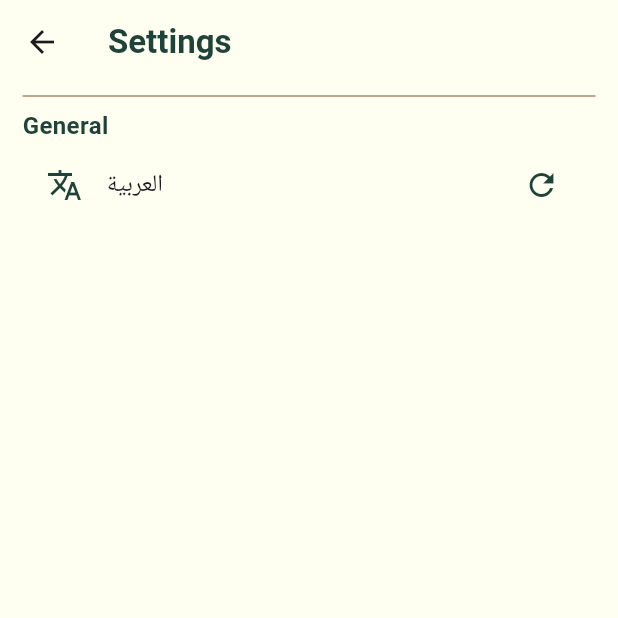
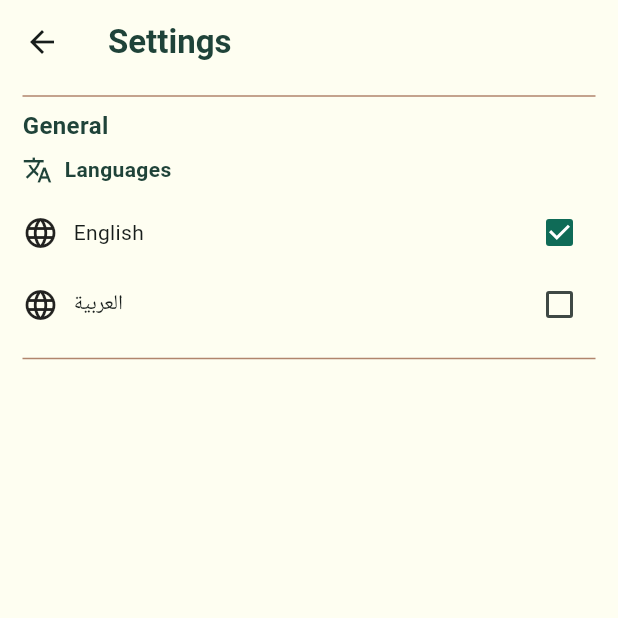
Before and after one commit to Ghanou-Dev/note-app, a Flutter app: the Settings screen opened directly, on a phone screen of 412 x 824 dp, the top half of it. Run offline on Flutter 3.47's test engine with Material 3 defaults, Android fonts, the phone set to English and light mode, and no system bars; our stand-ins replace flutter_animate, flutter_bloc, font_awesome_flutter, hive, hive_flutter, shared_preferences; accounts and stored records are empty.

Commit message:
fix change language item

```diff
--- a/lib/const.dart
+++ b/lib/const.dart
@@ -9,6 +9,8 @@ const String kNotesBox = 'notes';
 const String kFavorietNotes = 'favorietNotes';
 const String kDeletedNotes = 'deletedNotes';
 
+const String kLangEn = 'lang_en';
+
 const List<int> kColors = [
   0xff669bbc,
   0xff3a86ff,
--- a/lib/l10n/app_ar.arb
+++ b/lib/l10n/app_ar.arb
@@ -17,5 +17,6 @@
    "english":"الانجليزية",
    "arabic": "العربية",
    "edit": "تعديل",
-   "general": "عام"
+   "general": "عام",
+   "language": "اللغات"
 }
--- a/lib/l10n/app_en.arb
+++ b/lib/l10n/app_en.arb
@@ -17,5 +17,6 @@
    "english":"English",
    "arabic": "Arabic",
    "edit": "Edit",
-   "general": "General"
+   "general": "General",
+   "language": "Languages"
 }
--- a/lib/l10n/app_localizations.dart
+++ b/lib/l10n/app_localizations.dart
@@ -205,6 +205,12 @@ abstract class AppLocalizations {
   /// In en, this message translates to:
   /// **'General'**
   String get general;
+
+  /// No description provided for @language.
+  ///
+  /// In en, this message translates to:
+  /// **'Languages'**
+  String get language;
 }
 
 class _AppLocalizationsDelegate
--- a/lib/l10n/app_localizations_ar.dart
+++ b/lib/l10n/app_localizations_ar.dart
@@ -61,4 +61,7 @@ class AppLocalizationsAr extends AppLocalizations {
 
   @override
   String get general => 'عام';
+
+  @override
+  String get language => 'اللغات';
 }
--- a/lib/l10n/app_localizations_en.dart
+++ b/lib/l10n/app_localizations_en.dart
@@ -61,4 +61,7 @@ class AppLocalizationsEn extends AppLocalizations {
 
   @override
   String get general => 'General';
+
+  @override
+  String get language => 'Languages';
 }
--- a/lib/main.dart
+++ b/lib/main.dart
@@ -12,6 +12,7 @@ import 'package:notes/pages/splash.dart';
 import 'package:notes/sipmle_bloc_observer.dart';
 import 'package:flutter_localizations/flutter_localizations.dart';
 import 'package:notes/l10n/app_localizations.dart';
+import 'package:shared_preferences/shared_preferences.dart';
 
 void main() async {
   WidgetsFlutterBinding.ensureInitialized();
@@ -19,13 +20,15 @@ void main() async {
   Bloc.observer = SipmleBlocObserver();
   Hive.registerAdapter(NoteModelAdapter());
   await Hive.openBox<NoteModel>(kNotesBox);
-  await Hive.openBox<NoteModel>(kFavorietNotes);
   await Hive.openBox<NoteModel>(kDeletedNotes);
-  runApp(Notes());
+  SharedPreferences prf = await SharedPreferences.getInstance();
+  bool isEn = prf.getBool(kLangEn) ?? true;
+  runApp(Notes(isEn: isEn));
 }
 
 class Notes extends StatefulWidget {
-  const Notes({super.key});
+  final bool isEn;
+  const Notes({required this.isEn, super.key});
 
   static void setLocale(BuildContext context, Locale newLocale) {
     _NotesState? state = context.findAncestorStateOfType<_NotesState>();
@@ -37,7 +40,15 @@ class Notes extends StatefulWidget {
 }
 
 class _NotesState extends State<Notes> {
-  Locale _locale = Locale('en');
+  late Locale _locale;
+
+  @override
+  void initState() {
+    super.initState();
+    setState(() {
+      _locale = widget.isEn ? Locale('en') : Locale('ar');
+    });
+  }
 
   void changeLocale(Locale newLocal) {
     setState(() {
@@ -55,7 +66,7 @@ class _NotesState extends State<Notes> {
         BlocProvider(create: (context) => DeleteCubit()),
       ],
       child: MaterialApp(
-        locale: _locale, //// replecement _local
+        locale: _locale,
         supportedLocales: [Locale('en'), Locale('ar')],
         localizationsDelegates: [
           AppLocalizations.delegate,
@@ -64,6 +75,9 @@ class _NotesState extends State<Notes> {
           GlobalCupertinoLocalizations.delegate,
         ],
         ////////////////////////////////////////////////////////////////////////
+        theme: ThemeData(
+          colorScheme: ColorScheme.fromSeed(seedColor: secondaryColor),
+        ),
         debugShowCheckedModeBanner: false,
         initialRoute: Splash.pageRoute,
         routes: {
--- /dev/null
+++ b/lib/pages/cubits/settings_cubit/settings_cubit.dart
@@ -0,0 +1,18 @@
+import 'dart:ui';
+
+import 'package:flutter/material.dart';
+import 'package:flutter_bloc/flutter_bloc.dart';
+import 'package:notes/const.dart';
+import 'package:notes/pages/cubits/settings_cubit/settings_state.dart';
+import 'package:shared_preferences/shared_preferences.dart';
+
+class SettingsCubit extends Cubit<SettingsState> {
+  SettingsCubit() : super(SettingsInitial());
+
+  void changeLang({required Locale newLocale}) async {
+    bool isEn = newLocale.languageCode == 'en';
+    SharedPreferences prf = await SharedPreferences.getInstance();
+    prf.setBool(kLangEn, isEn);
+    emit(SettingsChangeLang(isEn: isEn));
+  }
+}
--- /dev/null
+++ b/lib/pages/cubits/settings_cubit/settings_state.dart
@@ -0,0 +1,8 @@
+abstract class SettingsState {}
+
+class SettingsInitial extends SettingsState {}
+
+class SettingsChangeLang extends SettingsState {
+  final bool isEn;
+  SettingsChangeLang({required this.isEn});
+}
--- a/lib/pages/settings.dart
+++ b/lib/pages/settings.dart
@@ -1,7 +1,11 @@
 import 'package:flutter/material.dart';
+import 'package:flutter_bloc/flutter_bloc.dart';
 import 'package:notes/const.dart';
 import 'package:notes/l10n/app_localizations.dart';
 import 'package:notes/main.dart';
+import 'package:notes/pages/cubits/settings_cubit/settings_cubit.dart';
+import 'package:notes/pages/cubits/settings_cubit/settings_state.dart';
+import 'package:notes/widgets/item_language.dart';
 
 class Settings extends StatefulWidget {
   const Settings({super.key});
@@ -11,17 +15,21 @@ class Settings extends StatefulWidget {
 }
 
 class _SettingsState extends State<Settings> {
-
   @override
   Widget build(BuildContext context) {
     final locale = AppLocalizations.of(context)!;
-    return Scaffold(
+    return BlocProvider(
+      create: (context) => SettingsCubit(),
+      child: Scaffold(
         backgroundColor: primaryColor,
         appBar: AppBar(
           backgroundColor: primaryColor,
           title: Text(
             locale.settings,
-          style: TextStyle(fontWeight: FontWeight.bold, color: secondaryColor),
+            style: TextStyle(
+              fontWeight: FontWeight.bold,
+              color: secondaryColor,
+            ),
           ),
         ),
         body: Padding(
@@ -39,22 +47,119 @@ class _SettingsState extends State<Settings> {
                     fontSize: 16,
                   ),
                 ),
-              ListTile(
-                tileColor: primaryColor,
-                leading: Icon(Icons.translate, color: secondaryColor),
-                title: Text(locale.title == 'Title' ? "العربية" : "English"),
-                trailing: Icon(Icons.refresh, color: secondaryColor),
+                Row(
+                  children: [
+                    Icon(Icons.translate, color: secondaryColor, size: 20),
+                    Padding(
+                      padding: const EdgeInsets.all(8.0),
+                      child: Text(
+                        locale.language,
+                        style: TextStyle(
+                          fontWeight: FontWeight.bold,
+                          color: secondaryColor,
+                        ),
+                      ),
+                    ),
+                  ],
+                ),
+                SizedBox(
+                  height: 100,
+                  child: ListView(
+                    children: [
+                      BlocBuilder<SettingsCubit, SettingsState>(
+                        builder: (context, state) {
+                          final isEn =
+                              Localizations.localeOf(context).languageCode ==
+                              'en';
+                          if (state is SettingsChangeLang) {
+                            final isEng = state.isEn;
+                            return ItemLanguage(
+                              language: 'English',
+                              isActive: isEng ? true : false,
                               onTap: () {
-                  Locale currentLocale = Localizations.localeOf(context);
-                  Locale newLocale = currentLocale.languageCode == 'en'
-                      ? const Locale("ar")
-                      : const Locale("en");
+                                Locale currentLocal = Localizations.localeOf(
+                                  context,
+                                );
+                                Locale newLocale =
+                                    currentLocal.languageCode == 'en'
+                                    ? Locale('ar')
+                                    : Locale('en');
                                 Notes.setLocale(context, newLocale);
-                  setState(() {
-                  });
+                                context.read<SettingsCubit>().changeLang(
+                                  newLocale: newLocale,
+                                );
+                              },
+                            );
+                          }
+                          return ItemLanguage(
+                            language: 'English',
+                            isActive: isEn ? true : false,
+                            onTap: () {
+                              Locale currentLocal = Localizations.localeOf(
+                                context,
+                              );
+                              Locale newLocale =
+                                  currentLocal.languageCode == 'en'
+                                  ? Locale('ar')
+                                  : Locale('en');
+                              Notes.setLocale(context, newLocale);
+                              context.read<SettingsCubit>().changeLang(
+                                newLocale: newLocale,
+                              );
+                            },
+                          );
+                        },
+                      ),
+                      BlocBuilder<SettingsCubit, SettingsState>(
+                        builder: (context, state) {
+                          final isEn =
+                              Localizations.localeOf(context).languageCode ==
+                              'en';
+                          if (state is SettingsChangeLang) {
+                            final isEng = state.isEn;
+                            return ItemLanguage(
+                              language: 'العربية',
+                              isActive: isEng ? false : true,
+                              onTap: () {
+                                Locale currentLocal = Localizations.localeOf(
+                                  context,
+                                );
+                                Locale newLocale =
+                                    currentLocal.languageCode == 'en'
+                                    ? Locale('ar')
+                                    : Locale('en');
+                                Notes.setLocale(context, newLocale);
+                                context.read<SettingsCubit>().changeLang(
+                                  newLocale: newLocale,
+                                );
+                              },
+                            );
+                          }
+                          return ItemLanguage(
+                            language: 'العربية',
+                            isActive: isEn ? false : true,
+                            onTap: () {
+                              Locale currentLocal = Localizations.localeOf(
+                                context,
+                              );
+                              Locale newLocale =
+                                  currentLocal.languageCode == 'en'
+                                  ? Locale('ar')
+                                  : Locale('en');
+                              Notes.setLocale(context, newLocale);
+                              context.read<SettingsCubit>().changeLang(
+                                newLocale: newLocale,
+                              );
+                            },
+                          );
                         },
                       ),
                     ],
+                  ),
+                ),
+                Divider(color: forthColor),
+              ],
+            ),
           ),
         ),
       ),
--- a/lib/pages/splash.dart
+++ b/lib/pages/splash.dart
@@ -46,7 +46,7 @@ class _SplashState extends State<Splash> {
       body: Center(
         child: Image.asset(
           'assets/images/logo.png',
-        ).animate().fadeOut(delay: 1.seconds, duration: Duration(seconds: 3)),
+        ).animate().fadeOut(delay: 1.seconds, duration: Duration(seconds: 2)),
       ),
     );
   }
--- /dev/null
+++ b/lib/widgets/item_language.dart
@@ -0,0 +1,37 @@
+import 'package:flutter/material.dart';
+
+class ItemLanguage extends StatelessWidget {
+  final String language;
+  final bool isActive;
+  final void Function() onTap;
+  const ItemLanguage({
+    required this.language,
+    required this.onTap,
+    required this.isActive,
+    super.key,
+  });
+
+  @override
+  Widget build(BuildContext context) {
+    return InkWell(
+      onTap: onTap,
+      child: Container(
+        decoration: BoxDecoration(borderRadius: BorderRadius.circular(20)),
+        child: Row(
+          children: [
+            Icon(Icons.language),
+            const SizedBox(width: 10),
+            Text(language),
+            const Spacer(),
+            Checkbox(
+              value: isActive,
+              onChanged: (value) {
+                onTap();
+              },
+            ),
+          ],
+        ),
+      ),
+    );
+  }
+}
```
Also changed, not shown: pubspec.yaml (+7 -13 lines), pubspec.lock. Lines whose indentation alone changed are shown as unchanged.
